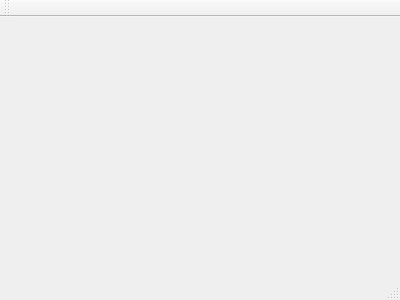
Old version of the form src/TPFinal/mainwindow.ui in the repository UCC-Programacion3-historico/segundo-parcial-el-equipo.
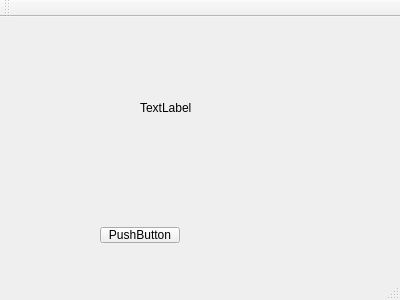
New version of the form.

The edit to the form file:
```diff
--- a/src/TPFinal/mainwindow.ui
+++ b/src/TPFinal/mainwindow.ui
@@ -12,13 +12,55 @@
   <property name="windowTitle" >
    <string>MainWindow</string>
   </property>
-  <widget class="QMenuBar" name="menuBar" />
-  <widget class="QToolBar" name="mainToolBar" />
-  <widget class="QWidget" name="centralWidget" />
-  <widget class="QStatusBar" name="statusBar" />
+  <widget class="QWidget" name="centralWidget">
+   <widget class="QLabel" name="label">
+    <property name="geometry">
+     <rect>
+      <x>140</x>
+      <y>60</y>
+      <width>161</width>
+      <height>61</height>
+     </rect>
+    </property>
+    <property name="text">
+     <string>TextLabel</string>
+    </property>
+   </widget>
+   <widget class="QPushButton" name="pushButton">
+    <property name="geometry">
+     <rect>
+      <x>100</x>
+      <y>210</y>
+      <width>80</width>
+      <height>16</height>
+     </rect>
+    </property>
+    <property name="text">
+     <string>PushButton</string>
+    </property>
+   </widget>
+  </widget>
+  <widget class="QMenuBar" name="menuBar">
+   <property name="geometry">
+    <rect>
+     <x>0</x>
+     <y>0</y>
+     <width>400</width>
+     <height>17</height>
+    </rect>
+   </property>
+  </widget>
+  <widget class="QToolBar" name="mainToolBar">
+   <attribute name="toolBarArea">
+    <enum>TopToolBarArea</enum>
+   </attribute>
+   <attribute name="toolBarBreak">
+    <bool>false</bool>
+   </attribute>
+  </widget>
+  <widget class="QStatusBar" name="statusBar"/>
  </widget>
- <layoutDefault spacing="6" margin="11" />
- <pixmapfunction></pixmapfunction>
+ <layoutdefault spacing="6" margin="11"/>
  <resources/>
  <connections/>
 </ui>
```
Left out of the diff: 7 changed lines with no effect on the pictures.
